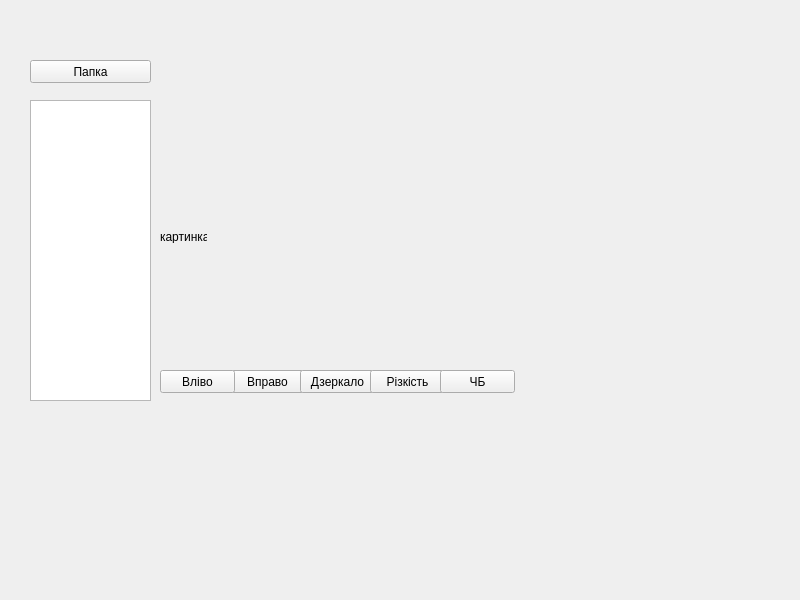
Qt form EasyEditor1/untitled.ui (PABLO123s/easy_editor) before a commit.
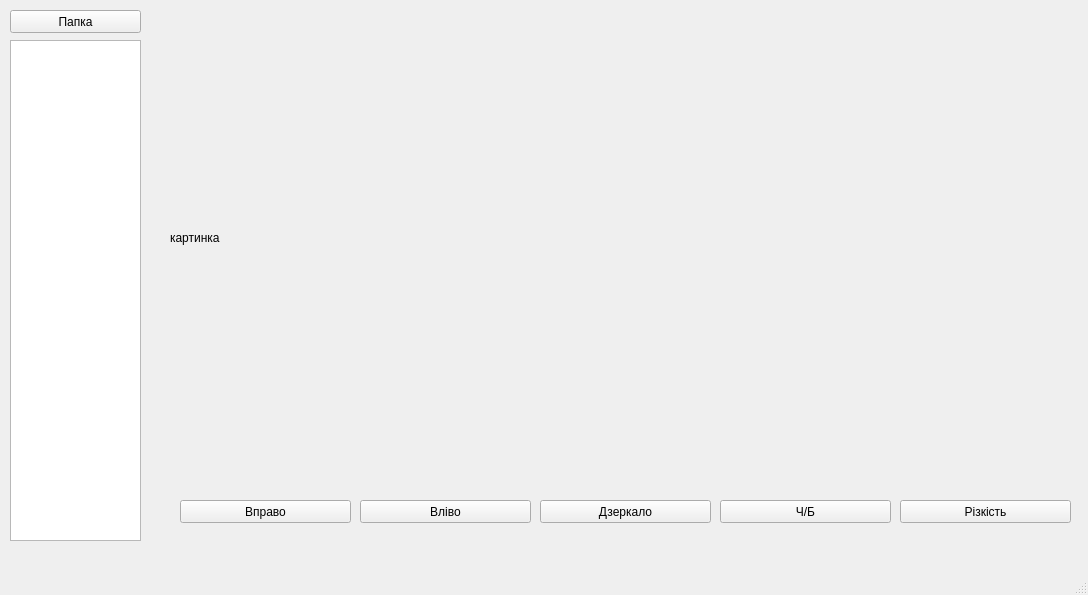
The same form after that commit.

Diff of the .ui file:
```diff
--- a/EasyEditor1/untitled.ui
+++ b/EasyEditor1/untitled.ui
@@ -6,20 +6,56 @@
    <rect>
     <x>0</x>
     <y>0</y>
-    <width>800</width>
-    <height>600</height>
+    <width>1088</width>
+    <height>595</height>
    </rect>
   </property>
   <property name="windowTitle">
    <string>MainWindow</string>
   </property>
   <widget class="QWidget" name="centralwidget">
+   <widget class="QListWidget" name="files_list">
+    <property name="geometry">
+     <rect>
+      <x>10</x>
+      <y>40</y>
+      <width>131</width>
+      <height>501</height>
+     </rect>
+    </property>
+   </widget>
+   <widget class="QPushButton" name="dir_btn">
+    <property name="geometry">
+     <rect>
+      <x>10</x>
+      <y>10</y>
+      <width>131</width>
+      <height>23</height>
+     </rect>
+    </property>
+    <property name="text">
+     <string>Папка</string>
+    </property>
+   </widget>
+   <widget class="QPushButton" name="left_btn">
+    <property name="geometry">
+     <rect>
+      <x>360</x>
+      <y>500</y>
+      <width>171</width>
+      <height>23</height>
+     </rect>
+    </property>
+    <property name="text">
+     <string>Вліво</string>
+    </property>
+   </widget>
    <widget class="QPushButton" name="right_btn">
     <property name="geometry">
      <rect>
-      <x>230</x>
-      <y>370</y>
-      <width>75</width>
+      <x>180</x>
+      <y>500</y>
+      <width>171</width>
       <height>23</height>
      </rect>
     </property>
@@ -30,9 +66,9 @@
    <widget class="QPushButton" name="mirrror_btn">
     <property name="geometry">
      <rect>
-      <x>300</x>
-      <y>370</y>
-      <width>75</width>
+      <x>540</x>
+      <y>500</y>
+      <width>171</width>
       <height>23</height>
      </rect>
     </property>
@@ -43,9 +79,9 @@
    <widget class="QPushButton" name="sharp_btn">
     <property name="geometry">
      <rect>
-      <x>370</x>
-      <y>370</y>
-      <width>75</width>
+      <x>900</x>
+      <y>500</y>
+      <width>171</width>
       <height>23</height>
      </rect>
     </property>
@@ -56,59 +92,23 @@
    <widget class="QPushButton" name="bw_btn">
     <property name="geometry">
      <rect>
-      <x>440</x>
-      <y>370</y>
-      <width>75</width>
+      <x>720</x>
+      <y>500</y>
+      <width>171</width>
       <height>23</height>
      </rect>
     </property>
     <property name="text">
-     <string>ЧБ</string>
-    </property>
-   </widget>
-   <widget class="QPushButton" name="left_btn">
-    <property name="geometry">
-     <rect>
-      <x>160</x>
-      <y>370</y>
-      <width>75</width>
-      <height>23</height>
-     </rect>
-    </property>
-    <property name="text">
-     <string>Вліво</string>
-    </property>
-   </widget>
-   <widget class="QPushButton" name="dir_btn">
-    <property name="geometry">
-     <rect>
-      <x>30</x>
-      <y>60</y>
-      <width>121</width>
-      <height>23</height>
-     </rect>
-    </property>
-    <property name="text">
-     <string>Папка</string>
-    </property>
-   </widget>
-   <widget class="QListWidget" name="files_list">
-    <property name="geometry">
-     <rect>
-      <x>30</x>
-      <y>100</y>
-      <width>121</width>
-      <height>301</height>
-     </rect>
+     <string>Ч/Б</string>
     </property>
    </widget>
    <widget class="QLabel" name="photo_lb">
     <property name="geometry">
      <rect>
-      <x>160</x>
-      <y>230</y>
-      <width>47</width>
-      <height>13</height>
+      <x>170</x>
+      <y>32</y>
+      <width>821</width>
+      <height>411</height>
      </rect>
     </property>
     <property name="text">
@@ -116,6 +116,17 @@
     </property>
    </widget>
   </widget>
+  <widget class="QMenuBar" name="menubar">
+   <property name="geometry">
+    <rect>
+     <x>0</x>
+     <y>0</y>
+     <width>1088</width>
+     <height>21</height>
+    </rect>
+   </property>
+  </widget>
+  <widget class="QStatusBar" name="statusbar"/>
  </widget>
  <resources/>
  <connections/>
```
Left out of the diff: 2 changed lines with no effect on the pictures.
